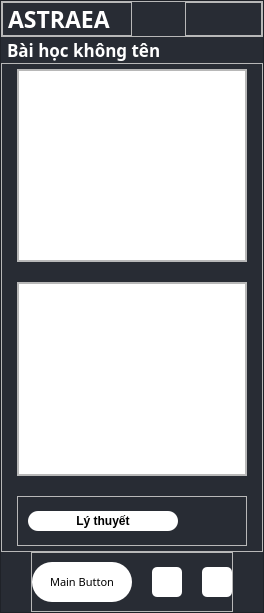
First picture: the form in UI_Files/ui_main.ui, repository hoangm960/Astraea, before the edit.
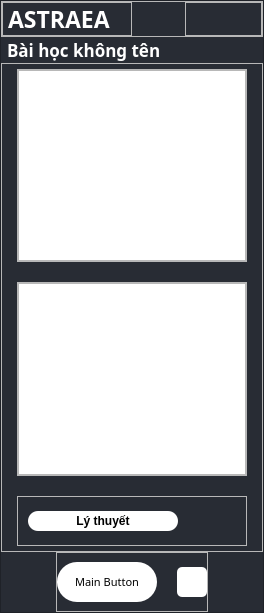
Second picture: the form after the edit. Icons and pictures are not drawn.

```diff
--- a/UI_Files/ui_main.ui
+++ b/UI_Files/ui_main.ui
@@ -761,37 +761,6 @@
             </property>
            </widget>
           </item>
-          <item>
-           <widget class="QPushButton" name="Server_btn">
-            <property name="minimumSize">
-             <size>
-              <width>30</width>
-              <height>30</height>
-             </size>
-            </property>
-            <property name="maximumSize">
-             <size>
-              <width>30</width>
-              <height>30</height>
-             </size>
-            </property>
-            <property name="styleSheet">
-             <string notr="true">QPushButton {
-	background-color: rgb(255, 255, 255);
-	border-radius: 5px;
-	image: url(:/images/icons/link.png);
-	padding:3px;
-}
-
-QPushButton:hover {
-	background-color: rgba(255, 255, 255, 150)
-}</string>
-            </property>
-            <property name="text">
-             <string/>
-            </property>
-           </widget>
-          </item>
          </layout>
         </widget>
        </item>
```
